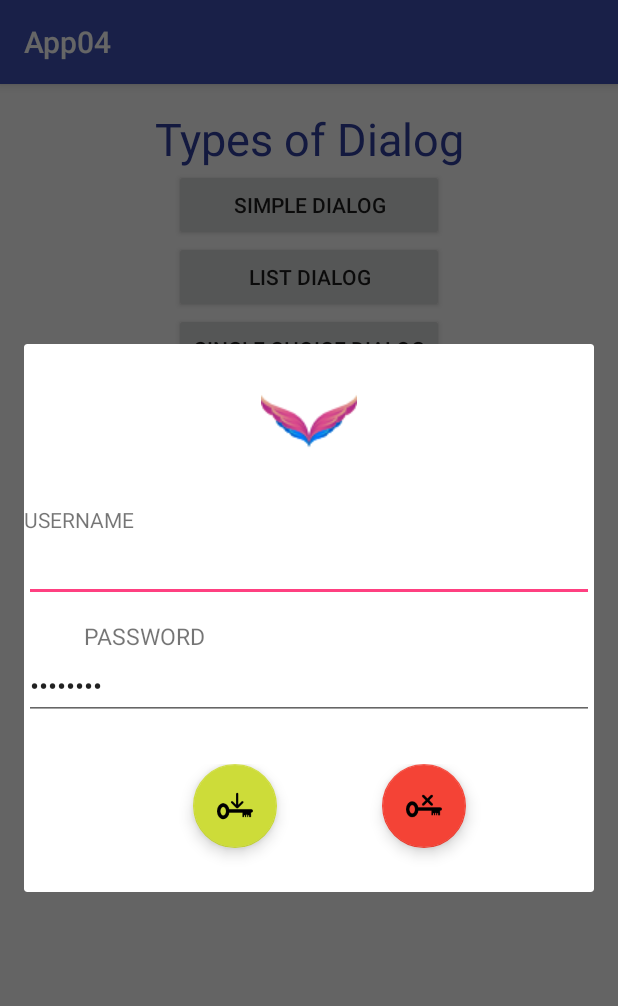
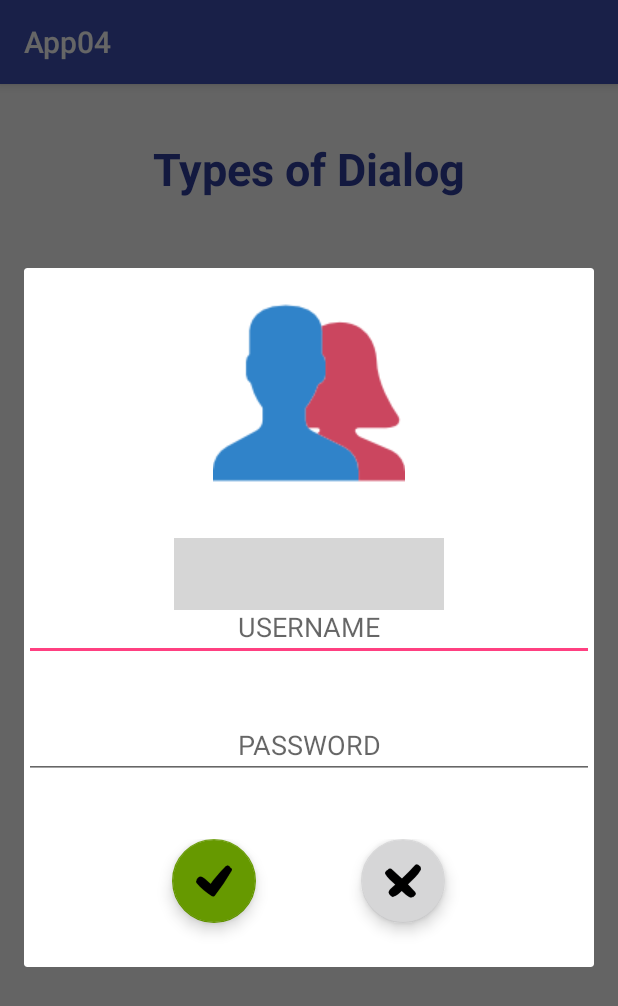
Before and after one commit to sunmini11/App04, an Android app: the screen it shows after launch (MainActivity), after a tap on "CUSTOM DIALOG", on a phone screen of 412 x 824 dp. Shown: the top 1006 px of the screen. Run offline under Robolectric (Android 15) with nearby library versions, the phone set to English and light mode, and no system bars; grey boxes are pictures that could not be loaded.

Commit message:
HW01 login success -> new window circle buttons floating button

```diff
--- a/app/src/main/java/com/egco428/app04/MainActivity.java
+++ b/app/src/main/java/com/egco428/app04/MainActivity.java
@@ -16,7 +16,7 @@ import java.util.ArrayList;
 
 public class MainActivity extends AppCompatActivity {
 
-    private static final String[] CLUBS = {"BTS","GOT7","BigBang","WINNER","2PM"};
+    private static final String[] CLUBS = {"Liam","Louis","Harry","Niall","Zayn"};
     String msgSelected;
     ArrayList<Integer> msgMultiSelected;
 
@@ -67,7 +67,7 @@ public class MainActivity extends AppCompatActivity {
                         Toast.makeText(getApplicationContext(),"you likes "+selected,Toast.LENGTH_LONG).show();
                     }
                 });
-                builder.setNegativeButton("Don't like any group",null);
+                builder.setNegativeButton("Don't like anyone",null);
                 builder.create();
                 builder.show();
             }
@@ -87,7 +87,7 @@ public class MainActivity extends AppCompatActivity {
                     }
                 });
 
-                builder.setNegativeButton("Don't like any group",null);
+                builder.setNegativeButton("Don't like anyone",null);
                 builder.create();
                 builder.show();
             }
@@ -124,7 +124,7 @@ public class MainActivity extends AppCompatActivity {
                     }
                 });
 
-                builder.setNegativeButton("Don't like any group",null);
+                builder.setNegativeButton("Don't like anyone",null);
                 builder.create();
                 builder.show();
             }
--- a/app/src/main/res/layout/activity_login.xml
+++ b/app/src/main/res/layout/activity_login.xml
@@ -9,4 +9,12 @@
     android:paddingTop="@dimen/activity_vertical_margin"
     tools:context="com.egco428.app04.Login">
 
+    <TextView
+        android:layout_width="wrap_content"
+        android:layout_height="wrap_content"
+        android:text="login success"
+        android:id="@+id/textView2"
+        android:layout_alignParentTop="true"
+        android:layout_centerHorizontal="true"
+        android:layout_marginTop="69dp" />
 </RelativeLayout>
--- a/app/src/main/res/layout/activity_main.xml
+++ b/app/src/main/res/layout/activity_main.xml
@@ -16,7 +16,9 @@
         android:gravity="center_horizontal"
         android:textSize="30dp"
         android:textColor="@color/colorPrimaryDark"
-        android:id="@+id/textView" />
+        android:id="@+id/textView"
+        android:layout_marginTop="20dp"
+        android:textStyle="bold" />
 
     <Button
         android:layout_width="match_parent"
@@ -26,7 +28,10 @@
         android:layout_marginLeft="100dp"
         android:layout_marginRight="100dp"
         android:layout_below="@+id/btnList"
-        android:layout_centerHorizontal="true" />
+        android:layout_marginTop="40dp"
+        android:layout_alignParentEnd="true"
+        android:layout_alignParentStart="true"
+        android:background="@color/design_textinput_error_color_dark" />
 
     <Button
         android:layout_width="match_parent"
@@ -36,7 +41,10 @@
         android:layout_marginLeft="100dp"
         android:layout_marginRight="100dp"
         android:layout_below="@+id/btnSimple"
-        android:layout_centerHorizontal="true" />
+        android:layout_marginTop="40dp"
+        android:layout_alignParentEnd="true"
+        android:layout_alignParentStart="true"
+        android:background="@android:color/holo_orange_light" />
 
     <Button
         android:layout_width="match_parent"
@@ -46,7 +54,10 @@
         android:layout_marginLeft="100dp"
         android:layout_marginRight="100dp"
         android:layout_below="@+id/btnMulti"
-        android:layout_centerHorizontal="true" />
+        android:layout_marginTop="40dp"
+        android:layout_alignParentEnd="true"
+        android:layout_alignParentStart="true"
+        android:background="@android:color/holo_purple" />
 
     <Button
         android:layout_width="match_parent"
@@ -56,7 +67,10 @@
         android:layout_marginLeft="100dp"
         android:layout_marginRight="100dp"
         android:layout_below="@+id/textView"
-        android:layout_centerHorizontal="true" />
+        android:layout_marginTop="50dp"
+        android:layout_alignParentEnd="true"
+        android:layout_alignParentStart="true"
+        android:background="@android:color/holo_green_light" />
 
     <Button
         android:layout_width="match_parent"
@@ -66,5 +80,8 @@
         android:layout_marginLeft="100dp"
         android:layout_marginRight="100dp"
         android:layout_below="@+id/btnSingle"
-        android:layout_centerHorizontal="true" />
+        android:layout_marginTop="40dp"
+        android:layout_alignParentEnd="true"
+        android:layout_alignParentStart="true"
+        android:background="@android:color/holo_blue_light" />
 </RelativeLayout>
--- a/app/src/main/res/layout/dialog_custom.xml
+++ b/app/src/main/res/layout/dialog_custom.xml
@@ -9,16 +9,18 @@
         android:layout_width="match_parent"
         android:layout_height="wrap_content"
         android:layout_below="@+id/textUser"
-        android:layout_centerHorizontal="true" />
+        android:layout_centerHorizontal="true"
+        android:gravity="center_horizontal"
+        android:hint="USERNAME" />
 
     <TextView
         android:id="@+id/textUser"
         android:layout_width="300dp"
         android:layout_height="wrap_content"
-        android:text="USERNAME"
-        android:layout_marginTop="107dp"
-        android:layout_alignParentTop="true"
-        android:layout_alignStart="@+id/textPassword" />
+        android:layout_marginTop="50dp"
+        android:layout_below="@+id/imageView"
+        android:layout_alignStart="@+id/textPassword"
+        android:gravity="center_horizontal" />
 
     <EditText
         android:id="@+id/password"
@@ -26,43 +28,42 @@
         android:layout_height="wrap_content"
         android:ems="10"
         android:inputType="textPassword"
-        android:text="password"
         android:layout_below="@+id/textPassword"
-        android:layout_centerHorizontal="true" />
+        android:layout_centerHorizontal="true"
+        android:gravity="center_horizontal"
+        android:hint="PASSWORD" />
 
     <TextView
         android:id="@+id/textPassword"
         android:layout_width="300dp"
         android:layout_height="wrap_content"
-        android:text="PASSWORD"
         android:textSize="15dp"
         android:layout_marginTop="57dp"
         android:layout_below="@+id/textUser"
-        android:layout_centerHorizontal="true" />
+        android:layout_centerHorizontal="true"
+        android:gravity="center_horizontal" />
 
     <LinearLayout
         android:id="@+id/linearLayout"
         android:layout_width="match_parent"
         android:layout_height="wrap_content"
-        android:gravity="center_horizontal"
         android:orientation="horizontal"
         android:weightSum="1"
         android:layout_below="@+id/password"
         android:layout_alignEnd="@+id/password"
-        android:layout_marginTop="29dp">
+        android:layout_marginTop="40dp"
+        android:gravity="center_horizontal">
 
         <android.support.design.widget.FloatingActionButton
             android:id="@+id/login"
             android:layout_width="match_parent"
             android:layout_height="wrap_content"
-            android:layout_marginRight="50dp"
             android:layout_weight="0.20"
-            android:background="#CDDC39"
-            android:src="@drawable/login"
-            app:backgroundTint="#CDDC39"
+            android:src="@drawable/tick"
+            app:backgroundTint="@android:color/holo_green_dark"
             android:onClick="sendMethod"
-            android:layout_marginStart="28dp"
-            android:layout_marginBottom="29dp" />
+            android:layout_marginBottom="29dp"
+            android:baselineAlignBottom="true" />
 
         <android.support.design.widget.FloatingActionButton
             android:id="@+id/cancel"
@@ -70,9 +71,8 @@
             android:layout_height="wrap_content"
             android:layout_weight="0.20"
             android:src="@drawable/cross"
-            app:backgroundTint="#F44336"
-            android:layout_marginStart="70dp"
-           />
+            app:backgroundTint="@color/design_textinput_error_color_light"
+            android:layout_marginStart="70dp" />
 
     </LinearLayout>
 
@@ -81,7 +81,7 @@
         android:layout_height="wrap_content"
         android:id="@+id/imageView"
         android:layout_marginTop="19dp"
-        android:src="@drawable/logo"
+        android:src="@drawable/users"
         android:layout_alignParentTop="true"
         android:layout_centerHorizontal="true" />
 
```
Also changed, not shown: app/src/main/res/drawable/cross.png, app/src/main/res/drawable/login.png (deleted), app/src/main/res/drawable/logo.png (deleted), app/src/main/res/drawable/tick.png (added), app/src/main/res/drawable/users.png (added).
